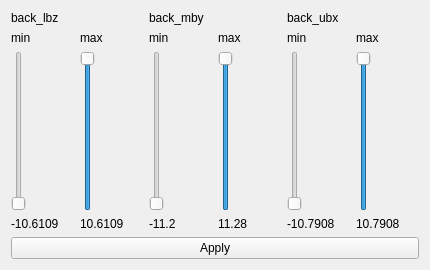
Before: the Qt Designer form vigir_ocs_back_joint_limit/src/joint_limit.ui in team-vigir/vigir_ocs_common, drawn with Qt 5.
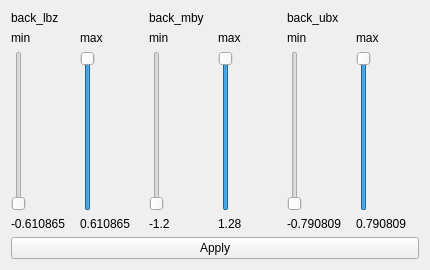
After: the same form once the commit is applied.

Commit message: Updated the values to the correct limits in the joint limit widget.

What changed in the file:
```diff
--- a/vigir_ocs_back_joint_limit/src/joint_limit.ui
+++ b/vigir_ocs_back_joint_limit/src/joint_limit.ui
@@ -55,7 +55,7 @@
            <item>
             <widget class="QLabel" name="lbzMinLabel">
              <property name="text">
-              <string>-10.6109</string>
+              <string>-0.610865</string>
              </property>
             </widget>
            </item>
@@ -89,7 +89,7 @@
            <item>
             <widget class="QLabel" name="lbzMaxLabel">
              <property name="text">
-              <string>10.6109</string>
+              <string>0.610865</string>
              </property>
             </widget>
            </item>
@@ -138,7 +138,7 @@
            <item>
             <widget class="QLabel" name="mbyMinLabel">
              <property name="text">
-              <string>-11.2</string>
+              <string>-1.2</string>
              </property>
             </widget>
            </item>
@@ -172,7 +172,7 @@
            <item>
             <widget class="QLabel" name="mbyMaxLabel">
              <property name="text">
-              <string>11.28</string>
+              <string>1.28</string>
              </property>
             </widget>
            </item>
@@ -221,7 +221,7 @@
            <item>
             <widget class="QLabel" name="ubxMinLabel">
              <property name="text">
-              <string>-10.7908</string>
+              <string>-0.790809</string>
              </property>
             </widget>
            </item>
@@ -258,7 +258,7 @@
            <item>
             <widget class="QLabel" name="ubxMaxLabel">
              <property name="text">
-              <string>10.7908</string>
+              <string>0.790809</string>
              </property>
             </widget>
            </item>
```
Left out of the diff: 36 changed lines with no effect on the pictures. The commit also changes 1 other file.
